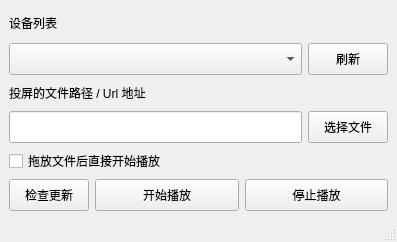
Above: ui_多多投屏.ui from duolabmeng6/easy_to_tv before the change. Below: the same form after it.
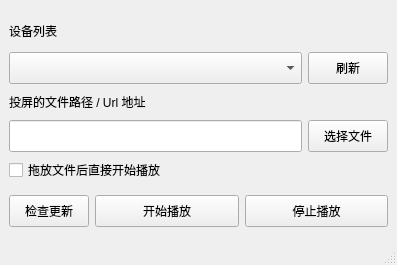
That is the form after the change. Icons and pictures are not drawn.

Commit message: mac 界面修复

What changed in the file:
```diff
--- a/ui_多多投屏.ui
+++ b/ui_多多投屏.ui
@@ -8,7 +8,7 @@
     <x>0</x>
     <y>0</y>
     <width>397</width>
-    <height>242</height>
+    <height>265</height>
    </rect>
   </property>
   <property name="windowTitle">
@@ -25,7 +25,7 @@
       <item row="3" column="1">
        <widget class="QPushButton" name="pushButton_xuanzewenjjian">
         <property name="sizePolicy">
-         <sizepolicy hsizetype="Fixed" vsizetype="Fixed">
+         <sizepolicy hsizetype="Expanding" vsizetype="Fixed">
           <horstretch>0</horstretch>
           <verstretch>0</verstretch>
          </sizepolicy>
@@ -63,7 +63,7 @@
       <item row="3" column="0">
        <widget class="QLineEdit" name="lineEdit_lujing">
         <property name="sizePolicy">
-         <sizepolicy hsizetype="Minimum" vsizetype="Fixed">
+         <sizepolicy hsizetype="Expanding" vsizetype="Fixed">
           <horstretch>0</horstretch>
           <verstretch>0</verstretch>
          </sizepolicy>
@@ -79,7 +79,7 @@
       <item row="1" column="1">
        <widget class="QPushButton" name="pushButton_shuaxin">
         <property name="sizePolicy">
-         <sizepolicy hsizetype="Fixed" vsizetype="Fixed">
+         <sizepolicy hsizetype="Expanding" vsizetype="Fixed">
           <horstretch>0</horstretch>
           <verstretch>0</verstretch>
          </sizepolicy>
```
Left out of the diff: 2 changed lines with no effect on the pictures. The commit also changes 1 other file.
